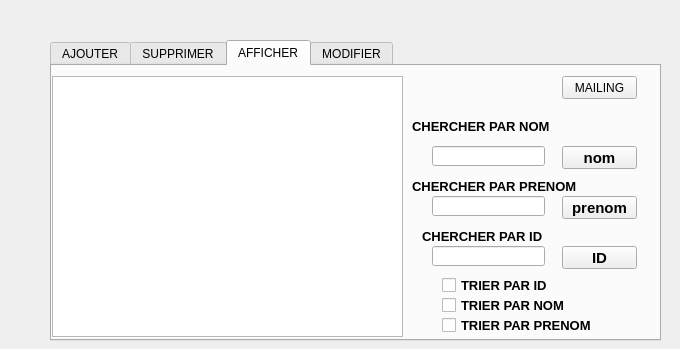
This is gestion_employer.ui in semahkadri/Smart_Cinema-Application-Desktop- as Qt 5 draws it before an edit. The edited form follows.
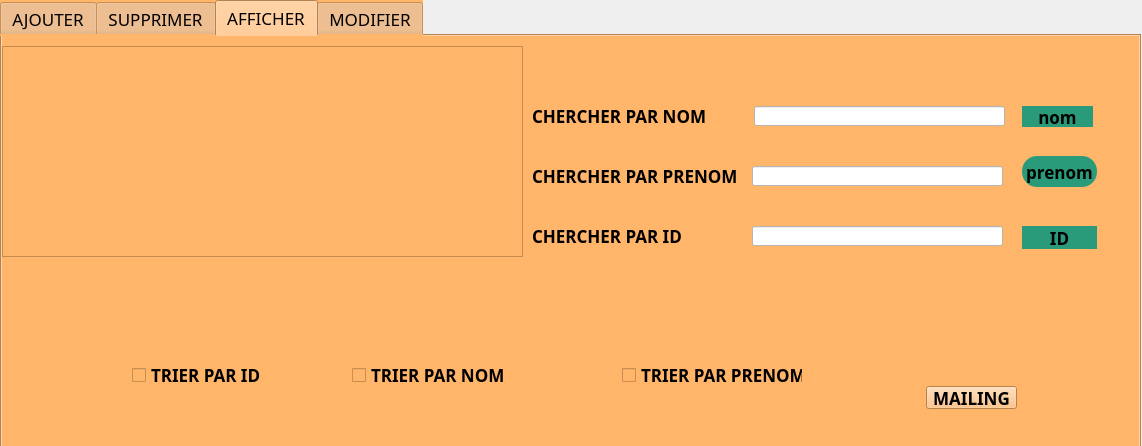
This is the edited form. The open tabs and pages were chosen to show the change. Icons and pictures are not drawn.

What changed in the file:
```diff
--- a/gestion_employer.ui
+++ b/gestion_employer.ui
@@ -6,22 +6,104 @@
    <rect>
     <x>0</x>
     <y>0</y>
-    <width>680</width>
-    <height>349</height>
+    <width>1142</width>
+    <height>446</height>
    </rect>
   </property>
   <property name="windowTitle">
    <string>Dialog</string>
   </property>
+  <property name="styleSheet">
+   <string notr="true"/>
+  </property>
   <widget class="QTabWidget" name="tabWidget">
    <property name="geometry">
     <rect>
-     <x>50</x>
-     <y>40</y>
-     <width>611</width>
-     <height>301</height>
+     <x>0</x>
+     <y>0</y>
+     <width>1141</width>
+     <height>451</height>
     </rect>
    </property>
+   <property name="styleSheet">
+    <string notr="true">*{
+font-family:century gothic;
+background:#ffb56a;
+font-size:17px;
+
+}
+QGroupBox
+{
+background:#ffb56a;
+background-image:url(:/selem2.jpg);
+}
+#ajouter_employer
+{
+background:#299a7a;
+border-radius:15px;
+}
+#ajouter_employer:hover
+{
+color:#333;
+border-radius:60px;
+background:red;
+}
+#pushButton_supprimer
+{
+background:#299a7a;
+border-radius:15px;
+}
+#pushButton_supprimer:hover
+{
+color:#333;
+border-radius:60px;
+background:red;
+}
+#nom
+{
+background:#299a7a;
+border-radius:15px;
+}
+#nom:hover
+{
+color:#333;
+border-radius:60px;
+background:red;
+}
+#prenom
+{
+background:#299a7a;
+border-radius:15px;
+}
+#prenom:hover
+{
+color:#333;
+border-radius:60px;
+background:red;
+}
+#id
+{
+background:#299a7a;
+border-radius:15px;
+}
+#id:hover
+{
+color:#333;
+border-radius:60px;
+background:red;
+}
+#pushButton_modifier
+{
+background:#299a7a;
+border-radius:15px;
+}
+#pushButton_modifier:hover
+{
+color:#333;
+border-radius:60px;
+background:red;
+}</string>
+   </property>
    <property name="currentIndex">
     <number>0</number>
    </property>
@@ -264,20 +346,28 @@
       <rect>
        <x>0</x>
        <y>10</y>
-       <width>351</width>
-       <height>261</height>
+       <width>521</width>
+       <height>211</height>
       </rect>
      </property>
     </widget>
     <widget class="QPushButton" name="pushButton">
      <property name="geometry">
       <rect>
-       <x>510</x>
-       <y>10</y>
-       <width>75</width>
+       <x>924</x>
+       <y>350</y>
+       <width>91</width>
        <height>23</height>
       </rect>
      </property>
+     <property name="font">
+      <font>
+       <family>century gothic</family>
+       <pointsize>-1</pointsize>
+       <weight>75</weight>
+       <bold>true</bold>
+      </font>
+     </property>
      <property name="text">
       <string>MAILING</string>
      </property>
@@ -285,15 +375,16 @@
     <widget class="QPushButton" name="nom">
      <property name="geometry">
       <rect>
-       <x>510</x>
-       <y>80</y>
-       <width>75</width>
-       <height>23</height>
+       <x>1020</x>
+       <y>70</y>
+       <width>71</width>
+       <height>21</height>
       </rect>
      </property>
      <property name="font">
       <font>
-       <pointsize>11</pointsize>
+       <family>century gothic</family>
+       <pointsize>-1</pointsize>
        <weight>75</weight>
        <bold>true</bold>
       </font>
@@ -305,15 +396,16 @@
     <widget class="QPushButton" name="prenom">
      <property name="geometry">
       <rect>
-       <x>510</x>
-       <y>130</y>
+       <x>1020</x>
+       <y>120</y>
        <width>75</width>
-       <height>23</height>
+       <height>31</height>
       </rect>
      </property>
      <property name="font">
       <font>
-       <pointsize>11</pointsize>
+       <family>century gothic</family>
+       <pointsize>-1</pointsize>
        <weight>75</weight>
        <bold>true</bold>
       </font>
@@ -325,15 +417,16 @@
     <widget class="QPushButton" name="id">
      <property name="geometry">
       <rect>
-       <x>510</x>
-       <y>180</y>
+       <x>1020</x>
+       <y>190</y>
        <width>75</width>
        <height>23</height>
       </rect>
      </property>
      <property name="font">
       <font>
-       <pointsize>11</pointsize>
+       <family>century gothic</family>
+       <pointsize>-1</pointsize>
        <weight>75</weight>
        <bold>true</bold>
       </font>
@@ -345,45 +438,67 @@
     <widget class="QLineEdit" name="lineEditnom123">
      <property name="geometry">
       <rect>
-       <x>380</x>
-       <y>80</y>
-       <width>113</width>
+       <x>752</x>
+       <y>70</y>
+       <width>251</width>
        <height>20</height>
       </rect>
      </property>
+     <property name="styleSheet">
+      <string notr="true">*{
+
+background:white
+
+}</string>
+     </property>
     </widget>
     <widget class="QLineEdit" name="lineEditprenom123">
      <property name="geometry">
       <rect>
-       <x>380</x>
+       <x>750</x>
        <y>130</y>
-       <width>113</width>
+       <width>251</width>
        <height>20</height>
       </rect>
      </property>
+     <property name="styleSheet">
+      <string notr="true">*{
+
+background:white
+
+}</string>
+     </property>
     </widget>
     <widget class="QLineEdit" name="lineEditid123">
      <property name="geometry">
       <rect>
-       <x>380</x>
-       <y>180</y>
-       <width>113</width>
+       <x>750</x>
+       <y>190</y>
+       <width>251</width>
        <height>20</height>
       </rect>
      </property>
+     <property name="styleSheet">
+      <string notr="true">*{
+
+background:white
+
+}</string>
+     </property>
     </widget>
     <widget class="QLabel" name="label">
      <property name="geometry">
       <rect>
-       <x>360</x>
-       <y>50</y>
-       <width>151</width>
+       <x>530</x>
+       <y>70</y>
+       <width>201</width>
        <height>20</height>
       </rect>
      </property>
      <property name="font">
       <font>
-       <pointsize>10</pointsize>
+       <family>century gothic</family>
+       <pointsize>-1</pointsize>
        <weight>75</weight>
        <bold>true</bold>
       </font>
@@ -395,15 +510,16 @@
     <widget class="QLabel" name="label_2">
      <property name="geometry">
       <rect>
-       <x>360</x>
-       <y>110</y>
-       <width>171</width>
+       <x>530</x>
+       <y>130</y>
+       <width>211</width>
        <height>20</height>
       </rect>
      </property>
      <property name="font">
       <font>
-       <pointsize>10</pointsize>
+       <family>century gothic</family>
+       <pointsize>-1</pointsize>
        <weight>75</weight>
        <bold>true</bold>
       </font>
@@ -415,15 +531,16 @@
     <widget class="QLabel" name="label_3">
      <property name="geometry">
       <rect>
-       <x>370</x>
-       <y>160</y>
-       <width>141</width>
+       <x>530</x>
+       <y>190</y>
+       <width>171</width>
        <height>20</height>
       </rect>
      </property>
      <property name="font">
       <font>
-       <pointsize>10</pointsize>
+       <family>century gothic</family>
+       <pointsize>-1</pointsize>
        <weight>75</weight>
        <bold>true</bold>
       </font>
@@ -435,15 +552,16 @@
     <widget class="QCheckBox" name="checkBoxnom">
      <property name="geometry">
       <rect>
-       <x>390</x>
-       <y>230</y>
-       <width>141</width>
+       <x>350</x>
+       <y>330</y>
+       <width>171</width>
        <height>18</height>
       </rect>
      </property>
      <property name="font">
       <font>
-       <pointsize>10</pointsize>
+       <family>century gothic</family>
+       <pointsize>-1</pointsize>
        <weight>75</weight>
        <bold>true</bold>
       </font>
@@ -455,15 +573,16 @@
     <widget class="QCheckBox" name="checkBoxid">
      <property name="geometry">
       <rect>
-       <x>390</x>
-       <y>210</y>
-       <width>111</width>
+       <x>130</x>
+       <y>330</y>
+       <width>161</width>
        <height>18</height>
       </rect>
      </property>
      <property name="font">
       <font>
-       <pointsize>10</pointsize>
+       <family>century gothic</family>
+       <pointsize>-1</pointsize>
        <weight>75</weight>
        <bold>true</bold>
       </font>
@@ -475,15 +594,16 @@
     <widget class="QCheckBox" name="checkBoxprenom">
      <property name="geometry">
       <rect>
-       <x>390</x>
-       <y>250</y>
-       <width>161</width>
+       <x>620</x>
+       <y>330</y>
+       <width>181</width>
        <height>18</height>
       </rect>
      </property>
      <property name="font">
       <font>
-       <pointsize>10</pointsize>
+       <family>century gothic</family>
+       <pointsize>-1</pointsize>
        <weight>75</weight>
        <bold>true</bold>
       </font>
```
Left out of the diff: 267 changed lines with no effect on the pictures.
